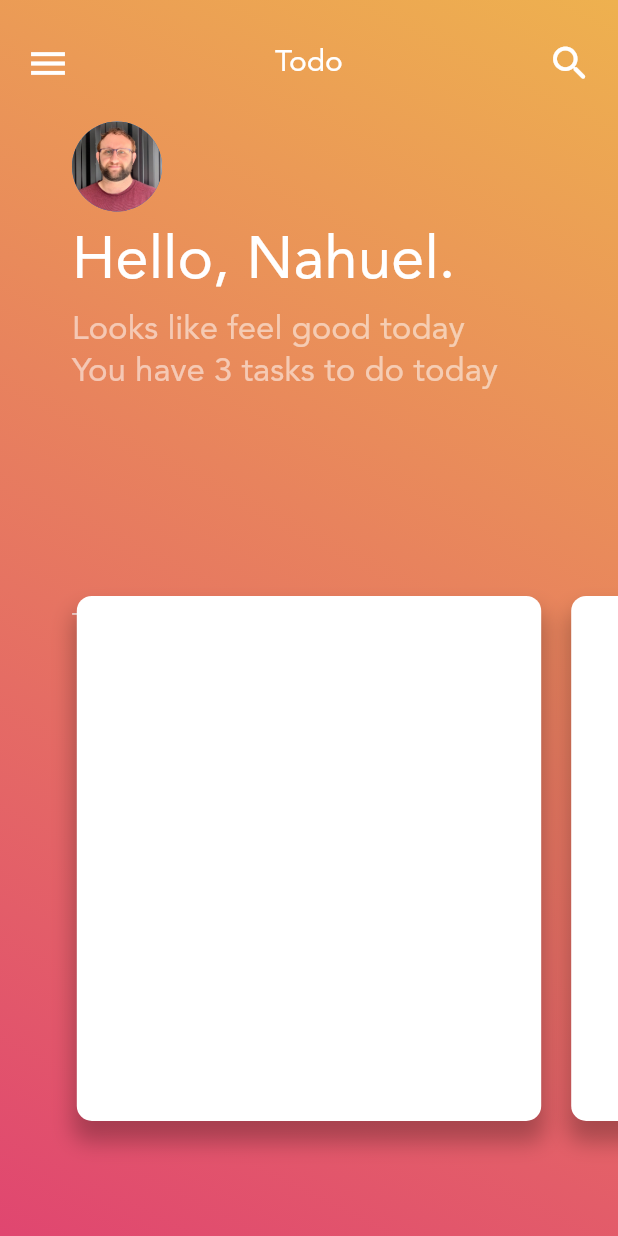
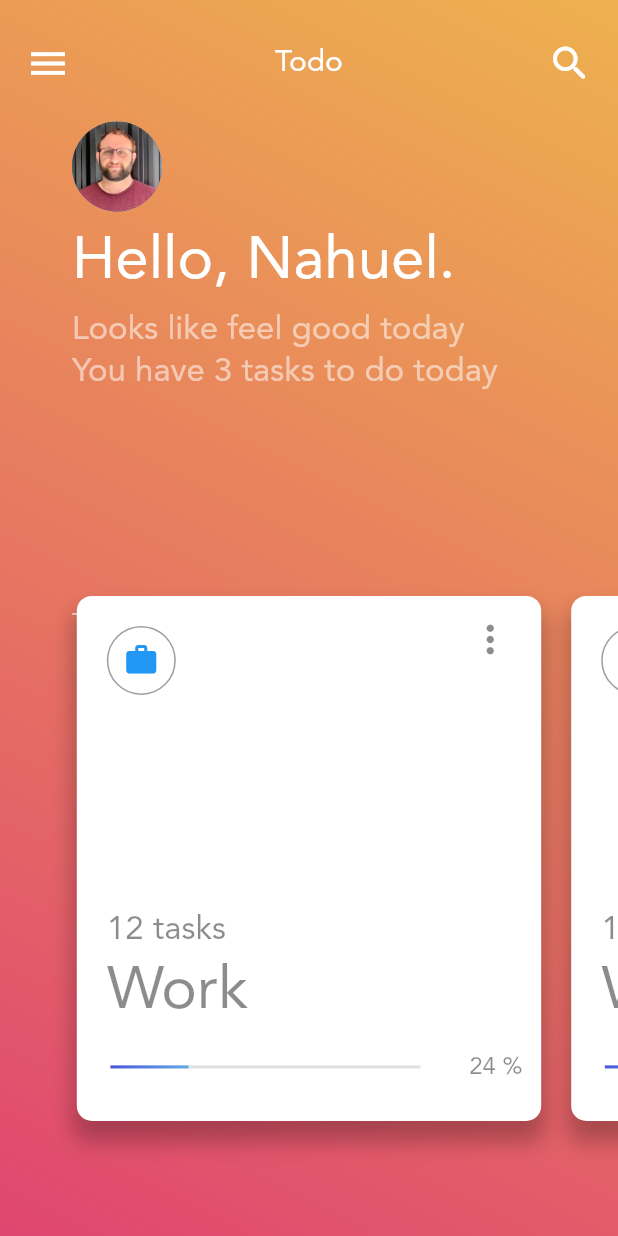
Before and after one commit to sartorinahuel/todo_ui, a Flutter app: the screen it shows after launch, on a phone screen of 412 x 824 dp. Run offline on Flutter 3.47's test engine with Material 2 defaults, Android fonts, the phone set to English and light mode, and no system bars.

Commit message:
card details continue

```diff
--- a/lib/main.dart
+++ b/lib/main.dart
@@ -19,4 +19,4 @@ class MyApp extends StatelessWidget {
   }
 }
 
-const int animationSpeed = 1500;
+const int animationSpeed = 500;
--- a/lib/ui/pages/home/widgets/project_card.dart
+++ b/lib/ui/pages/home/widgets/project_card.dart
@@ -38,6 +38,8 @@ class _ProjectCardState extends State<ProjectCard> with SingleTickerProviderStat
   Widget build(BuildContext context) {
     final Size size = MediaQuery.of(context).size;
     double margin = 10 * (1 - _easeAnimation.value);
+    final Size cardSize = Size(size.width * 0.8 - (margin * 2) + (size.width * 0.2) * _easeAnimation.value,
+        350 + (size.height - 350) * _easeAnimation.value);
     return GestureDetector(
       onVerticalDragStart: (details) {
         if (widget.homeAnimationController.value == 0) {
@@ -57,8 +59,8 @@ class _ProjectCardState extends State<ProjectCard> with SingleTickerProviderStat
             height: (size.height * 0.47) * (1 - _easeAnimation.value),
           ),
           Container(
-            width: size.width * 0.8 - (margin * 2) + (size.width * 0.2) * _easeAnimation.value,
-            height: 350 + (size.height - 350) * _easeAnimation.value,
+            width: cardSize.width,
+            height: cardSize.height,
             margin: EdgeInsets.all(margin),
             decoration: BoxDecoration(
               color: Colors.white,
@@ -75,6 +77,8 @@ class _ProjectCardState extends State<ProjectCard> with SingleTickerProviderStat
             child: ProjectCardDetails(
               homeAnimationController: widget.homeAnimationController,
               cardAnimController: _cardAnimController,
+              easeAnimation: _easeAnimation,
+              cardSize: cardSize,
             ),
           ),
         ],
--- a/lib/ui/pages/home/widgets/project_card_details.dart
+++ b/lib/ui/pages/home/widgets/project_card_details.dart
@@ -3,11 +3,15 @@ import 'package:flutter/material.dart';
 class ProjectCardDetails extends StatefulWidget {
   final AnimationController homeAnimationController;
   final AnimationController cardAnimController;
+  final Animation<double> easeAnimation;
+  final Size cardSize;
 
   const ProjectCardDetails({
     Key? key,
     required this.homeAnimationController,
     required this.cardAnimController,
+    required this.easeAnimation,
+    required this.cardSize,
   }) : super(key: key);
 
   @override
@@ -18,39 +22,178 @@ class _ProjectCardDetailsState extends State<ProjectCardDetails> {
   @override
   Widget build(BuildContext context) {
     return Column(
+      crossAxisAlignment: CrossAxisAlignment.start,
       children: [
-        if (widget.homeAnimationController.value == 1)
         _CardVerticalDragCloser(
           homeAnimationController: widget.homeAnimationController,
           cardAnimController: widget.cardAnimController,
+          cardSize: widget.cardSize,
+          easeAnimationValue: widget.easeAnimation.value,
         ),
+        SizedBox(height: (widget.cardSize.height * 0.35) * (1 - widget.easeAnimation.value)),
+        Container(
+          margin: EdgeInsets.only(left: 20 + 20 * widget.easeAnimation.value),
+          child: const Text(
+            '12 tasks',
+            style: TextStyle(
+              color: Colors.black45,
+              fontFamily: 'Avenir',
+              fontSize: 22,
+            ),
+          ),
+        ),
+        Container(
+          margin: EdgeInsets.only(
+            left: 20 + 20 * widget.easeAnimation.value,
+            top: 5 + 5 * widget.easeAnimation.value,
+          ),
+          child: const Text(
+            'Work',
+            style: TextStyle(
+              color: Colors.black45,
+              fontFamily: 'Avenir',
+              fontSize: 40,
+            ),
+          ),
+        ),
+        SizedBox(
+          height: 50,
+          width: widget.cardSize.width,
+          child: Row(
+            mainAxisAlignment: MainAxisAlignment.spaceEvenly,
+            children: [
+              SizedBox(
+                height: 2,
+                width: widget.cardSize.width * 0.7,
+                child: Stack(
+                  children: [
+                    Container(
+                      height: 2,
+                      width: widget.cardSize.width * 0.7,
+                      margin: EdgeInsets.only(
+                        left: 10 + 20 * widget.easeAnimation.value,
+                      ),
+                      color: Colors.black12,
+                    ),
+                    Container(
+                      height: 2,
+                      width: (widget.cardSize.width * 0.7) * 0.24,
+                      margin: EdgeInsets.only(
+                        left: 10 + 20 * widget.easeAnimation.value,
+                      ),
+                      decoration: const BoxDecoration(
+                          gradient: LinearGradient(
+                        colors: [Color(0xFF4A55DE), Color(0xFF60ADE6)],
+                        begin: Alignment.centerLeft,
+                        end: Alignment.centerRight,
+                      )),
+                    ),
+                  ],
+                ),
+              ),
+              Container(
+                margin: EdgeInsets.only(
+                  left: 20 + 20 * widget.easeAnimation.value,
+                  right: 20 * widget.easeAnimation.value,
+                ),
+                child: const Text(
+                  '24 %',
+                  style: TextStyle(
+                    color: Colors.black45,
+                    fontFamily: 'Avenir',
+                    fontSize: 16,
+                  ),
+                ),
+              ),
+            ],
+          ),
+        )
       ],
     );
   }
 }
 
 class _CardVerticalDragCloser extends StatelessWidget {
+  final AnimationController cardAnimController;
+  final AnimationController homeAnimationController;
+  final Size cardSize;
+  final double easeAnimationValue;
+
   const _CardVerticalDragCloser({
     Key? key,
     required this.cardAnimController,
     required this.homeAnimationController,
+    required this.cardSize,
+    required this.easeAnimationValue,
   }) : super(key: key);
-
-  final AnimationController cardAnimController;
-  final AnimationController homeAnimationController;
 
   @override
   Widget build(BuildContext context) {
-    final Size size = MediaQuery.of(context).size;
-    return GestureDetector(
+    return SizedBox(
+      height: cardSize.height * 0.25,
+      width: cardSize.width,
+      child: Stack(
+        children: [
+          GestureDetector(
             onVerticalDragStart: (details) {
               homeAnimationController.reverse();
               cardAnimController.reverse();
             },
             child: Container(
-        height: size.height * 0.25,
+              height: cardSize.height * 0.25 * easeAnimationValue,
               width: double.infinity,
               color: Colors.transparent,
+            ),
+          ),
+          Positioned(
+            top: 20 + 120 * easeAnimationValue,
+            left: 20 + 20 * easeAnimationValue,
+            child: Container(
+              decoration: BoxDecoration(
+                shape: BoxShape.circle,
+                border: Border.all(
+                  width: 1,
+                  color: Colors.grey,
+                ),
+              ),
+              padding: const EdgeInsets.all(10),
+              child: const Icon(
+                Icons.work_rounded,
+                color: Colors.blue,
+              ),
+            ),
+          ),
+          Positioned(
+            top: 45,
+            left: 20,
+            child: Opacity(
+              opacity: easeAnimationValue,
+              child: IconButton(
+                onPressed: () {
+                  homeAnimationController.reverse();
+                  cardAnimController.reverse();
+                },
+                icon: const Icon(
+                  Icons.arrow_back,
+                  size: 30,
+                  color: Colors.black45,
+                ),
+              ),
+            ),
+          ),
+          Positioned(
+            right: 10,
+            top: 5 + 40 * easeAnimationValue,
+            child: IconButton(
+              onPressed: () {},
+              icon: const Icon(
+                Icons.more_vert_rounded,
+                size: 30,
+                color: Colors.black45,
+              ),
+            ),
+          ),
+        ],
       ),
     );
   }
```
Lines whose indentation alone changed are shown as unchanged.
